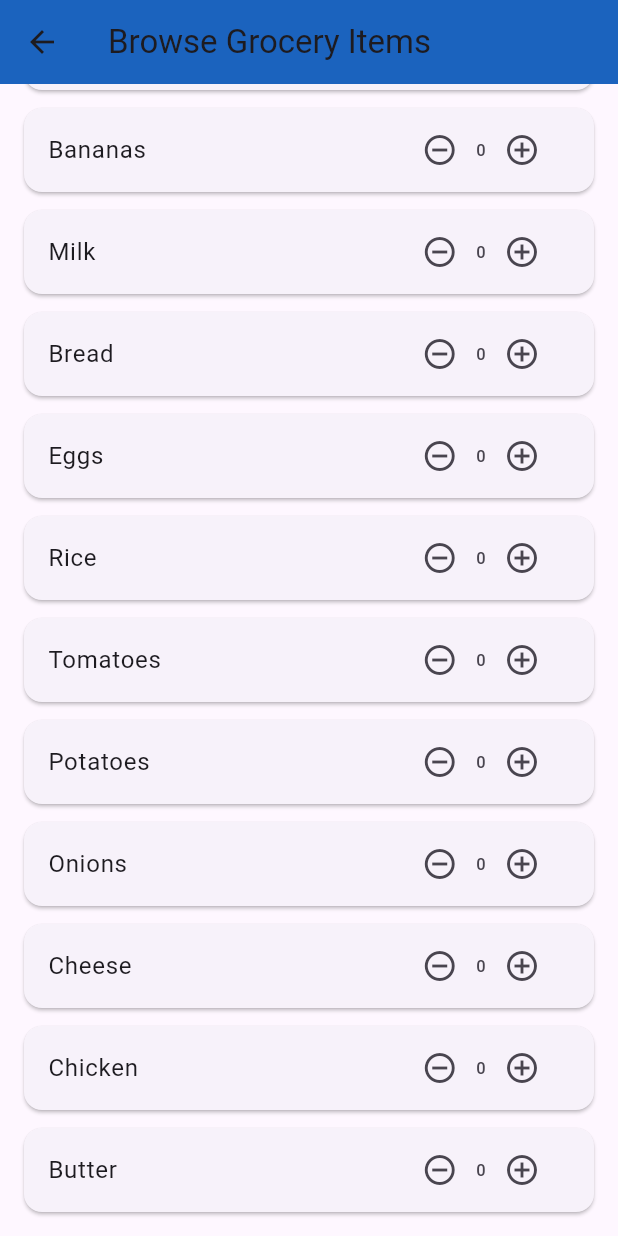
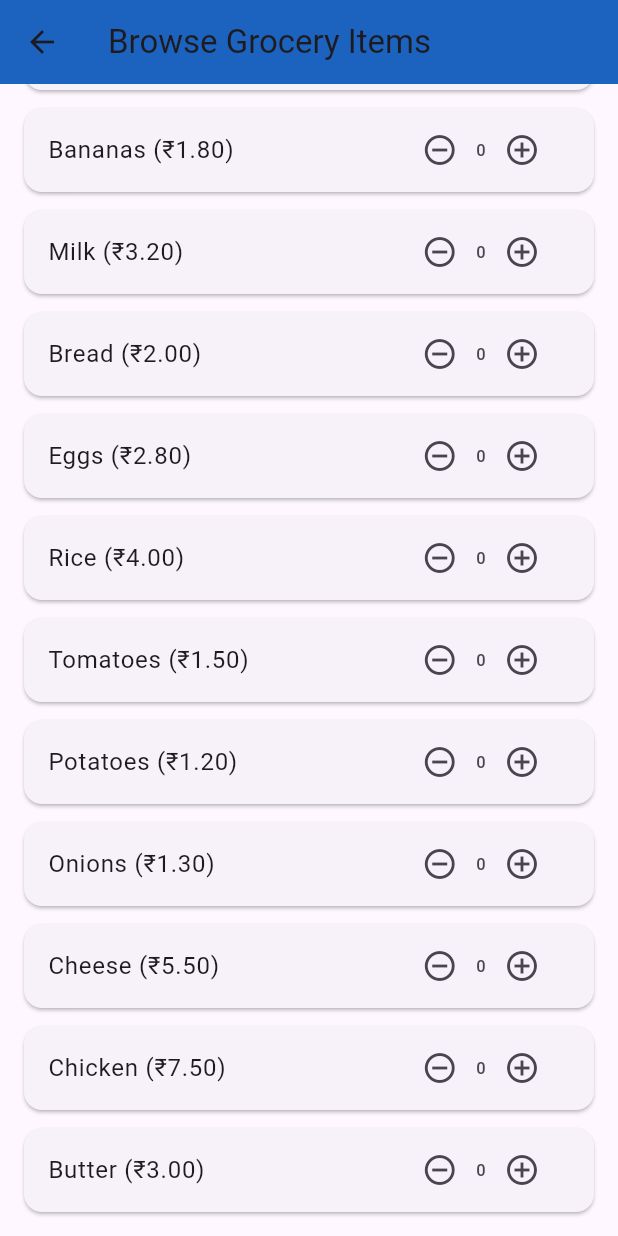
Before and after one commit to nitrogoose/aisle_808_walmart, a Flutter app: the BrowseItemsPage screen opened by its route, scrolled down 68 dp, after a tap on the "remove circle outline" icon, on a phone screen of 412 x 824 dp. Run offline on Flutter 3.47's test engine with Material 3 defaults, Android fonts, the phone set to English and light mode, and no system bars; our stand-ins replace google_fonts; missing offline and left inert: qr_code_scanner_plus.

Commit message:
price added

```diff
--- a/lib/models/cart_model.dart
+++ b/lib/models/cart_model.dart
@@ -1,25 +1,38 @@
 import 'package:flutter/material.dart';
 
 class CartModel extends ChangeNotifier {
-  final Map<String, int> _items = {};
+  // Store each item with a name, price, and count
+  final Map<String, Map<String, dynamic>> _items = {};
 
-  Map<String, int> get items => _items;
+  Map<String, Map<String, dynamic>> get items => _items;
 
-  void addItem(String item) {
-    _items[item] = (_items[item] ?? 0) + 1;
+  void addItem(String name, double price) {
+    if (_items.containsKey(name)) {
+      _items[name]!['count'] += 1;
+    } else {
+      _items[name] = {'price': price, 'count': 1};
+    }
     notifyListeners();
   }
 
-  void removeItem(String item) {
-    if (_items.containsKey(item)) {
-      _items[item] = (_items[item]! - 1).clamp(0, double.infinity).toInt();
-      if (_items[item] == 0) _items.remove(item);
+  void removeItem(String name) {
+    if (_items.containsKey(name)) {
+      _items[name]!['count'] -= 1;
+      if (_items[name]!['count'] <= 0) {
+        _items.remove(name);
+      }
       notifyListeners();
     }
   }
 
-  /// ✅ Add this method to fix your issue
-  int getCount(String item) {
-    return _items[item] ?? 0;
+  int getCount(String name) {
+    return _items[name]?['count'] ?? 0;
+  }
+
+  double get totalPrice {
+    return _items.entries.fold(0.0, (sum, entry) {
+      final item = entry.value;
+      return sum + (item['price'] * item['count']);
+    });
   }
 }
--- a/lib/pages/browse_items_page.dart
+++ b/lib/pages/browse_items_page.dart
@@ -5,9 +5,19 @@ import '../models/cart_model.dart';
 class BrowseItemsPage extends StatelessWidget {
   const BrowseItemsPage({super.key});
 
-  final List<String> groceryItems = const [
-    'Apples', 'Bananas', 'Milk', 'Bread', 'Eggs', 'Rice',
-    'Tomatoes', 'Potatoes', 'Onions', 'Cheese', 'Chicken', 'Butter',
+  final List<Map<String, dynamic>> groceryItems = const [
+    {'name': 'Apples', 'price': 2.5},
+    {'name': 'Bananas', 'price': 1.8},
+    {'name': 'Milk', 'price': 3.2},
+    {'name': 'Bread', 'price': 2.0},
+    {'name': 'Eggs', 'price': 2.8},
+    {'name': 'Rice', 'price': 4.0},
+    {'name': 'Tomatoes', 'price': 1.5},
+    {'name': 'Potatoes', 'price': 1.2},
+    {'name': 'Onions', 'price': 1.3},
+    {'name': 'Cheese', 'price': 5.5},
+    {'name': 'Chicken', 'price': 7.5},
+    {'name': 'Butter', 'price': 3.0},
   ];
 
   @override
@@ -23,24 +33,26 @@ class BrowseItemsPage extends StatelessWidget {
         itemCount: groceryItems.length,
         padding: const EdgeInsets.symmetric(vertical: 10),
         itemBuilder: (context, index) {
-          final itemName = groceryItems[index];
-          final count = cart.getCount(itemName);
+          final item = groceryItems[index];
+          final name = item['name'] as String;
+          final price = item['price'] as double;
+          final count = cart.getCount(name);
 
           return Card(
             margin: const EdgeInsets.symmetric(horizontal: 16, vertical: 6),
             child: ListTile(
-              title: Text(itemName),
+              title: Text('$name (₹${price.toStringAsFixed(2)})'),
               trailing: Row(
                 mainAxisSize: MainAxisSize.min,
                 children: [
                   IconButton(
                     icon: const Icon(Icons.remove_circle_outline),
-                    onPressed: () => cart.removeItem(itemName),
+                    onPressed: () => cart.removeItem(name),
                   ),
                   Text('$count'),
                   IconButton(
                     icon: const Icon(Icons.add_circle_outline),
-                    onPressed: () => cart.addItem(itemName),
+                    onPressed: () => cart.addItem(name, price),
                   ),
                 ],
               ),
```
Also changed, not shown: lib/pages/cart_page.dart (+21 -3 lines).
